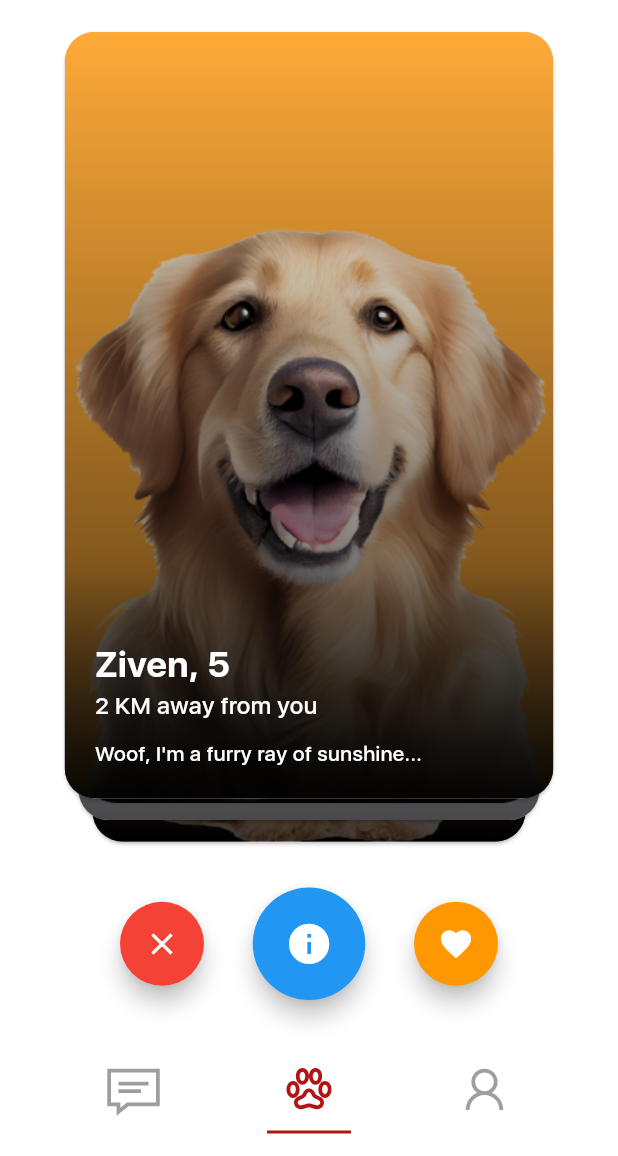
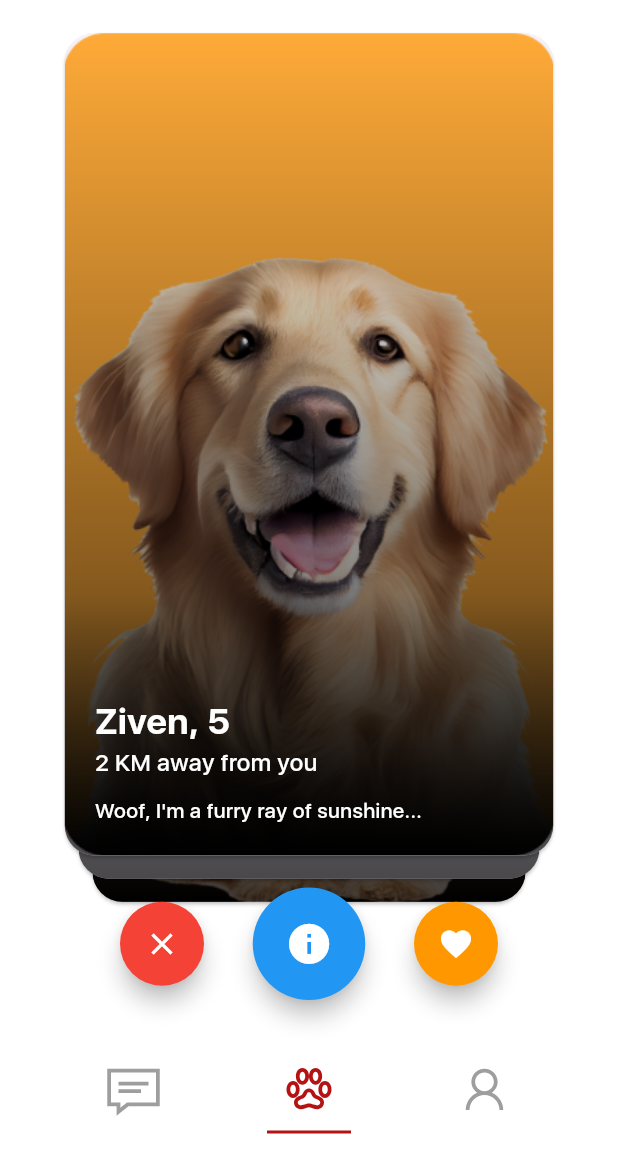
Before and after one commit to JoEdwrd/homiepet, a Flutter app: the HomePage screen opened by its route, on a phone screen of 412 x 824 dp, the part 80-1236 px from its top. Run offline on Flutter 3.47's test engine with Material 3 defaults, Android fonts, the light colour scheme and no system bars; drawn by our look-alikes of tcard; our stand-ins replace image_picker, line_awesome_flutter, permission_handler; project files that could hold a hidden picture were left out.

Commit message:
Update height card

```diff
--- a/lib/pages/homepage.dart
+++ b/lib/pages/homepage.dart
@@ -13,7 +13,7 @@
   TCardController _controller = TCardController();
   int _selectedIndex = 1;
   bool _isExpanded = true;
-  double _cardHeightPercentage = 0.7; // Initial TCard height as a percentage of screen height
+  double _cardHeightPercentage = 0.75; // Initial TCard height as a percentage of screen height
 
   void _toggleCardPosition() {
     setState(() {
@@ -37,7 +37,7 @@
       'looking_for': "A loving family who enjoys outdoor activities."
     },
     {
-      'image': 'assets/pett.png',
+      'image': 'assets/pet2.png',
       'name': 'Buddy',
       'age': 4,
       'distance': '3 KM away from you',
```
Also changed, not shown: assets/pet2.png (renamed from assets/pett.png).
